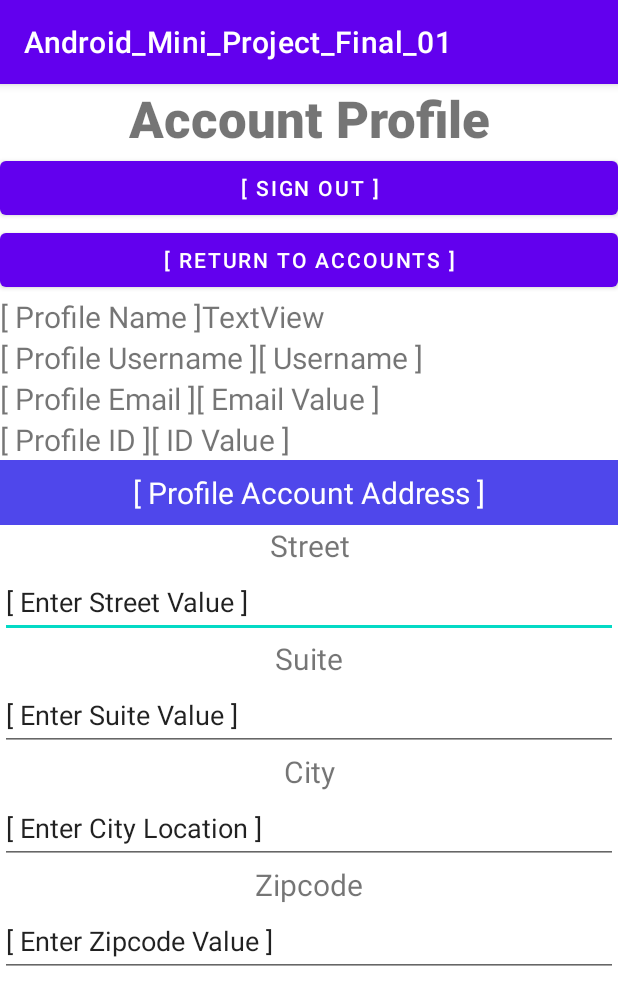
After one commit to Hector-Rios/Android_Mini_Project_Final_01, an Android app: the AccountProfileActivity screen opened directly, with no data from a screen before it, on a phone screen of 412 x 824 dp. The commit adds this screen. Shown: the top 1005 px of the screen. Run offline under Robolectric (Android 15) with nearby library versions, the phone set to English and light mode, and no system bars.

Commit message:
Step 3 - Profile View Activity Draft Update
Uploading finished Steps 1 - 2, and draft of step 3. Still in progress.

```diff
--- /dev/null
+++ b/app/src/main/java/com/hrios_practice/android_mini_project_final_01/AccountProfileActivity.java
@@ -0,0 +1,47 @@
+package com.hrios_practice.android_mini_project_final_01;
+
+import androidx.appcompat.app.AppCompatActivity;
+
+import android.content.Intent;
+import android.os.Bundle;
+
+public class AccountProfileActivity extends AppCompatActivity {
+
+    protected String user_name;
+    protected String user_name2;
+    protected String user_ID;
+    protected String user_email;
+    protected String user_street;
+    protected String user_suite;
+    protected String user_city;
+    protected String user_zipcode;
+
+    @Override
+    protected void onCreate(Bundle savedInstanceState) {
+        super.onCreate(savedInstanceState);
+        setContentView(R.layout.activity_account_profile);
+
+        Intent intent = this.getIntent();
+
+        boolean gStatus = intent.getBooleanExtra("LoggedInUser", false);
+
+        user_name = intent.getStringExtra("user_name");
+        user_name2 = intent.getStringExtra("user_name2");
+        user_ID = intent.getStringExtra("user_ID");
+        user_email = intent.getStringExtra("user_email");
+
+        if (!gStatus) {
+            user_street = intent.getStringExtra("user_street");
+            user_suite = intent.getStringExtra("user_suite");
+            user_city = intent.getStringExtra("user_city");
+            user_zipcode = intent.getStringExtra("user_zipcode");
+        }
+
+        displayUserProfile();
+    }
+
+    // Display info on Views.
+    private void displayUserProfile() {
+
+    }
+}
--- a/app/src/main/java/com/hrios_practice/android_mini_project_final_01/DisplayListActivity.java
+++ b/app/src/main/java/com/hrios_practice/android_mini_project_final_01/DisplayListActivity.java
@@ -6,6 +6,7 @@ import androidx.recyclerview.widget.RecyclerView;
 import android.content.Intent;
 import android.os.Bundle;
 import android.view.View;
+import android.widget.TextView;
 
 import com.google.android.gms.auth.api.signin.GoogleSignIn;
 import com.google.android.gms.auth.api.signin.GoogleSignInClient;
@@ -24,6 +25,7 @@ import okhttp3.ResponseBody;
 public class DisplayListActivity extends AppCompatActivity implements View.OnClickListener{
 
     protected String user_name;
+    protected String user_name2;
     protected String user_ID;
     protected String user_email;
     protected String source;
@@ -43,19 +45,16 @@ public class DisplayListActivity extends AppCompatActivity implements View.OnCli
         String[] emptySlot1 = new String[11];
 
         user_name  = intent.getStringExtra("SignInName");
+        user_name2  = intent.getStringExtra("SignInName2");
         user_ID    = intent.getStringExtra("SignInAccountID");
         user_email = intent.getStringExtra("SignInAccountEmail");
 
         requestUsers();  // Creates a request to obtain an array of users.
 
         if (user_accounts == null)
-        {
-            System.out.println("* * * User Account IS NULL ...");
-        }
+        {   System.out.println("* * * User Account IS NULL ...");  }
         else
-        {
-            System.out.println("* * * User Account IS * NOT * NULL ...");
-        }
+        {   System.out.println("* * * User Account IS * NOT * NULL ...");   }
 
         RecyclerView myRecycleView = findViewById(R.id.recycler_view);
         PersonAccountAdaptor myAdaptation = new PersonAccountAdaptor(emptySlot1, emptySlot1);
@@ -77,6 +76,8 @@ public class DisplayListActivity extends AppCompatActivity implements View.OnCli
         // Obtain needed information to display to screen in certain views.
         for (User u : given_accts)
         {
+            System.out.println("User: " + u);
+            System.out.println("\tAddress: " + u.address);
             resultNames[indexHol] = u.getName();//givenNames.add(u.getName());
             resultImageLink[indexHol] = image_url + u.getName();
 
@@ -130,7 +131,7 @@ public class DisplayListActivity extends AppCompatActivity implements View.OnCli
                         public void run() {
                             Gson gson = new Gson();
                             user_accounts = gson.fromJson(source, User[].class);
-                            System.out.println("* * * runOnUiThread - Finsihed. ???");
+                            System.out.println("* * * runOnUiThread - Finished. ???");
 
                             if (user_accounts == null)
                             { System.out.println("* * * runOnUiThread - user_accounts is NULL. ???"); }
@@ -148,6 +149,51 @@ public class DisplayListActivity extends AppCompatActivity implements View.OnCli
         client.newCall(request).enqueue(msgCall);
     }
 
+    public void onClickProfile(View v)
+    {
+        System.out.println("* * * DisplayListActivity - OnClickProfile...");
+        boolean signedInUser = false;
+        User picked_user = new User();
+        Intent profileIntent = new Intent(this, AccountProfileActivity.class);
+
+        TextView profileView = (TextView) v;
+        String cur_name = (String) profileView.getText();
+
+        if (cur_name.compareTo(user_name) == 0)
+        {   signedInUser = true;  }
+        else  // Obtain the chosen user thats not signed in.
+        {
+            for (User u : user_accounts)
+            {
+                if (u.getName().compareTo(cur_name) == 0) // match found.
+                {   picked_user = u;   break;   }
+            }
+        }
+
+        profileIntent.putExtra("LoggedInUser", signedInUser);
+
+        //If click was on user.
+        if (signedInUser) // Input info on signed in user.
+        {
+            profileIntent.putExtra("user_name",  user_name);
+            profileIntent.putExtra("user_name2", user_name2);
+            profileIntent.putExtra("user_ID",    user_ID);
+            profileIntent.putExtra("user_email", user_email);
+        }
+        else  // If other user then input all the information.
+        {
+            profileIntent.putExtra("user_name",  picked_user.getName());
+            profileIntent.putExtra("user_name2", picked_user.getUsername());
+            profileIntent.putExtra("user_ID",    picked_user.getId());
+            profileIntent.putExtra("user_email", picked_user.getEmail());
+            profileIntent.putExtra("user_street",  picked_user.getAddress().getStreet());
+            profileIntent.putExtra("user_suite", picked_user.getAddress().getSuite());
+            profileIntent.putExtra("user_city",    picked_user.getAddress().getCity());
+            profileIntent.putExtra("user_zipcode", picked_user.getAddress().getZipcode());
+        }
+
+        startActivity(profileIntent);  // Start Activity with certain data/info.
+    }
 
     @Override
     public void onClick(View v)
@@ -166,7 +212,7 @@ public class DisplayListActivity extends AppCompatActivity implements View.OnCli
                     System.out.println("Sign Out Process complete?? ");
                 });
 
-        // Launch main activiy.
+        // Launch main activity.
         launchSignInActivity();
     }
 
--- a/app/src/main/java/com/hrios_practice/android_mini_project_final_01/MainActivity.java
+++ b/app/src/main/java/com/hrios_practice/android_mini_project_final_01/MainActivity.java
@@ -29,7 +29,9 @@ public class MainActivity extends AppCompatActivity implements View.OnClickListe
     protected GoogleSignInClient mGoogleSignInClient;
     // protected TextView mStatusTextView;
 
-
+/*
+* Note: Put a flag that deletes the history of the previous activity.
+* */
     @Override
     protected void onCreate(Bundle savedInstanceState) {
         super.onCreate(savedInstanceState);
@@ -107,6 +109,7 @@ public class MainActivity extends AppCompatActivity implements View.OnClickListe
         // System.out.println("* * * updateUI.");
         if (account != null) {
             String name = account.getDisplayName();
+            String user_name = account.getGivenName();
             String ID = account.getId();
             String email = account.getEmail();
             // Prob launch new activity. * * *
@@ -116,16 +119,12 @@ public class MainActivity extends AppCompatActivity implements View.OnClickListe
             // Do this in the activivty and not here. displayAccountRecyclerView(name, ID, email);
             // Launch new Activity.
             intent.putExtra("SignInName", name);
+            intent.putExtra("SignInName2", user_name);
             intent.putExtra("SignInAccountID", ID);
             intent.putExtra("SignInAccountEmail", email);
 
             startActivity(intent);
 
-            // Here
-            // mStatusTextView.setText(getString(R.string.acct_info_fmt, name, ID, email));
-            // Signed in as: \nName: %s. \nAccount ID: %s. \nAccount Email: %s.
-            // findViewById(R.id.sign_in_button).setVisibility(View.GONE);
-            // findViewById(R.id.sign_out_and_disconnect).setVisibility(View.VISIBLE);
         } else {
             //mStatusTextView.setText(R.string.signed_out);
             System.out.println("* * * Account returned as NULL.");
--- a/app/src/main/java/com/hrios_practice/android_mini_project_final_01/PersonAccountAdaptor.java
+++ b/app/src/main/java/com/hrios_practice/android_mini_project_final_01/PersonAccountAdaptor.java
@@ -17,6 +17,7 @@ public class PersonAccountAdaptor extends RecyclerView.Adapter{
 
     protected String[] account_name;
     protected String[] account_img_links;
+    protected User[] account_users;
 
     public PersonAccountAdaptor(String[] givenAccounts, String[] givenImgLinks)
     {    account_name = givenAccounts;   account_img_links = givenImgLinks; }
--- a/app/src/main/java/com/hrios_practice/android_mini_project_final_01/User.java
+++ b/app/src/main/java/com/hrios_practice/android_mini_project_final_01/User.java
@@ -22,6 +22,17 @@ public class User {
         return email;
     }
 
+    @Override
+    public String toString() {
+        return "User{" +
+                "id='" + id + '\'' +
+                ", name='" + name + '\'' +
+                ", username='" + username + '\'' +
+                ", email='" + email + '\'' +
+                ", address=" + address +
+                '}';
+    }
+
     public Address getAddress()
     { return address; }
 
@@ -30,6 +41,9 @@ public class User {
     {
         String street;
         String suite;
+        String city;
+        String zipcode;
+        String phone;
 
         public String getCity() {
             return city;
@@ -55,10 +69,6 @@ public class User {
             this.phone = phone;
         }
 
-        String city;
-        String zipcode;
-        String phone;
-
         // Setters - Getters.
         public String getStreet()
         {   return street;   }
@@ -73,5 +83,16 @@ public class User {
         public void setSuite(String suite) {
             this.suite = suite;
         }
+
+        @Override
+        public String toString() {
+            return "Address{" +
+                    "street='" + street + '\'' +
+                    ", suite='" + suite + '\'' +
+                    ", city='" + city + '\'' +
+                    ", zipcode='" + zipcode + '\'' +
+                    ", phone='" + phone + '\'' +
+                    '}';
+        }
     }
 }
--- /dev/null
+++ b/app/src/main/res/layout/activity_account_profile.xml
@@ -0,0 +1,204 @@
+<?xml version="1.0" encoding="utf-8"?>
+<androidx.constraintlayout.widget.ConstraintLayout xmlns:android="http://schemas.android.com/apk/res/android"
+    xmlns:app="http://schemas.android.com/apk/res-auto"
+    xmlns:tools="http://schemas.android.com/tools"
+    android:layout_width="match_parent"
+    android:layout_height="match_parent"
+    tools:context=".AccountProfileActivity">
+
+    <LinearLayout
+        android:layout_width="match_parent"
+        android:layout_height="match_parent"
+        android:orientation="vertical">
+
+        <TextView
+            android:id="@+id/acct_profile_title_01"
+            android:layout_width="match_parent"
+            android:layout_height="wrap_content"
+            android:fontFamily="sans-serif-black"
+            android:text="@string/acct_profile_01"
+            android:textAlignment="center"
+            android:textSize="34sp" />
+
+        <Button
+            android:id="@+id/button"
+            android:layout_width="match_parent"
+            android:layout_height="wrap_content"
+            android:text="[ Sign Out ]" />
+
+        <Button
+            android:id="@+id/button2"
+            android:layout_width="match_parent"
+            android:layout_height="wrap_content"
+            android:text="[ Return to Accounts ]" />
+
+        <LinearLayout
+            android:id="@+id/profile_name_layout01"
+            android:layout_width="match_parent"
+            android:layout_height="wrap_content"
+            android:orientation="horizontal">
+
+            <TextView
+                android:id="@+id/profile_name_display01"
+                android:layout_width="wrap_content"
+                android:layout_height="wrap_content"
+                android:text="[ Profile Name ]"
+                android:textSize="20sp" />
+
+            <TextView
+                android:id="@+id/profile_value_name"
+                android:layout_width="wrap_content"
+                android:layout_height="wrap_content"
+                android:text="TextView"
+                android:textSize="20sp" />
+
+        </LinearLayout>
+
+        <LinearLayout
+            android:id="@+id/profile_username_layout01"
+            android:layout_width="match_parent"
+            android:layout_height="wrap_content"
+            android:orientation="horizontal">
+
+            <TextView
+                android:id="@+id/profile_username_layout"
+                android:layout_width="wrap_content"
+                android:layout_height="wrap_content"
+                android:text="[ Profile Username ]"
+                android:textSize="20sp" />
+
+            <TextView
+                android:id="@+id/profile_username_value01"
+                android:layout_width="wrap_content"
+                android:layout_height="wrap_content"
+                android:text="[ Username ]"
+                android:textSize="20sp" />
+        </LinearLayout>
+
+        <LinearLayout
+            android:id="@+id/profile_email_layout01"
+            android:layout_width="match_parent"
+            android:layout_height="wrap_content"
+            android:orientation="horizontal">
+
+            <TextView
+                android:id="@+id/profile_email_layout02"
+                android:layout_width="wrap_content"
+                android:layout_height="wrap_content"
+                android:text="[ Profile Email ]"
+                android:textSize="20sp" />
+
+            <TextView
+                android:id="@+id/profile_email"
+                android:layout_width="match_parent"
+                android:layout_height="wrap_content"
+                android:layout_weight="1"
+                android:text="[ Email Value ]"
+                android:textSize="20sp" />
+        </LinearLayout>
+
+        <LinearLayout
+            android:id="@+id/profile_id_layout01"
+            android:layout_width="match_parent"
+            android:layout_height="wrap_content"
+            android:orientation="horizontal">
+
+            <TextView
+                android:id="@+id/profile_id_layout"
+                android:layout_width="wrap_content"
+                android:layout_height="wrap_content"
+                android:text="[ Profile ID ]"
+                android:textSize="20sp" />
+
+            <TextView
+                android:id="@+id/profile_id_value"
+                android:layout_width="match_parent"
+                android:layout_height="wrap_content"
+                android:layout_weight="1"
+                android:text="[ ID Value ]"
+                android:textSize="20sp" />
+        </LinearLayout>
+
+        <TextView
+            android:id="@+id/account_address_info_border_01"
+            android:layout_width="match_parent"
+            android:layout_height="wrap_content"
+            android:background="#4F47EB"
+            android:padding="8dp"
+            android:text="@string/profile_account_address"
+            android:textAlignment="center"
+            android:textColor="#FFFFFF"
+            android:textSize="20sp" />
+
+        <TextView
+            android:id="@+id/inputAddress01"
+            android:layout_width="match_parent"
+            android:layout_height="wrap_content"
+            android:text="@string/street"
+            android:textAlignment="center"
+            android:textSize="20sp" />
+
+        <EditText
+            android:id="@+id/editText_street_input"
+            android:layout_width="match_parent"
+            android:layout_height="wrap_content"
+            android:ems="10"
+            android:inputType="textPersonName"
+            android:minHeight="48dp"
+            android:text="@string/enter_street_value"
+            android:importantForAutofill="no" />
+
+        <TextView
+            android:id="@+id/inputAddress02"
+            android:layout_width="match_parent"
+            android:layout_height="wrap_content"
+            android:text="Suite"
+            android:textAlignment="center"
+            android:textSize="20sp" />
+
+        <EditText
+            android:id="@+id/EditText_suite_input"
+            android:layout_width="match_parent"
+            android:layout_height="wrap_content"
+            android:ems="10"
+            android:inputType="textPersonName"
+            android:minHeight="48dp"
+            android:text="[ Enter Suite Value ]" />
+
+        <TextView
+            android:id="@+id/inputAddress03"
+            android:layout_width="match_parent"
+            android:layout_height="wrap_content"
+            android:text="City"
+            android:textAlignment="center"
+            android:textSize="20sp" />
+
+        <EditText
+            android:id="@+id/editTextTextPersonName6"
+            android:layout_width="match_parent"
+            android:layout_height="wrap_content"
+            android:ems="10"
+            android:inputType="textPersonName"
+            android:minHeight="48dp"
+            android:text="[ Enter City Location ]" />
+
+        <TextView
+            android:id="@+id/inputAddress04"
+            android:layout_width="match_parent"
+            android:layout_height="wrap_content"
+            android:text="Zipcode"
+            android:textAlignment="center"
+            android:textSize="20sp" />
+
+        <EditText
+            android:id="@+id/editTextTextPersonName7"
+            android:layout_width="match_parent"
+            android:layout_height="wrap_content"
+            android:ems="10"
+            android:inputType="textPersonName"
+            android:minHeight="48dp"
+            android:text="[ Enter Zipcode Value ]" />
+
+    </LinearLayout>
+
+</androidx.constraintlayout.widget.ConstraintLayout>
--- a/app/src/main/res/layout/activity_adaptor_item_view.xml
+++ b/app/src/main/res/layout/activity_adaptor_item_view.xml
@@ -19,7 +19,8 @@
         <LinearLayout
             android:layout_width="wrap_content"
             android:layout_height="match_parent"
-            android:orientation="vertical">
+            android:orientation="vertical"
+            android:onClick="onClickProfile">
 
             <TextView
                 android:id="@+id/account_name_text_view"
--- a/app/src/main/res/values/strings.xml
+++ b/app/src/main/res/values/strings.xml
@@ -13,4 +13,8 @@
     </string-array>
     <string name="server_client_id" tools:ignore="TypographyDashes">"885224961259-1fng7oc3fglddkp0ukqle7uvs6l6mh3f.apps.googleusercontent.com"</string>
     <string name="SignOut_Text_01">[ Sign Out ]</string>
+    <string name="acct_profile_01">Account Profile</string>
+    <string name="profile_account_address">[ Profile Account Address ]</string>
+    <string name="street">Street</string>
+    <string name="enter_street_value">[ Enter Street Value ]</string>
 </resources>
```
Also changed, not shown: app/src/main/AndroidManifest.xml (+8 -3 lines).
